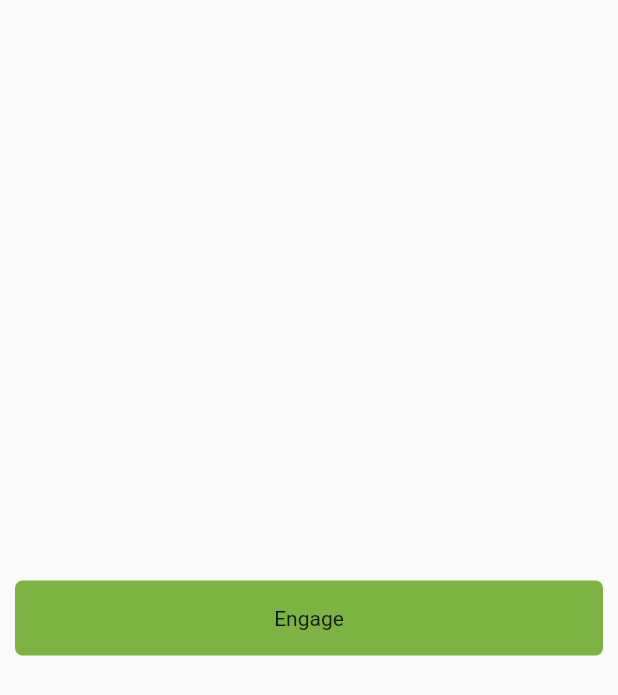
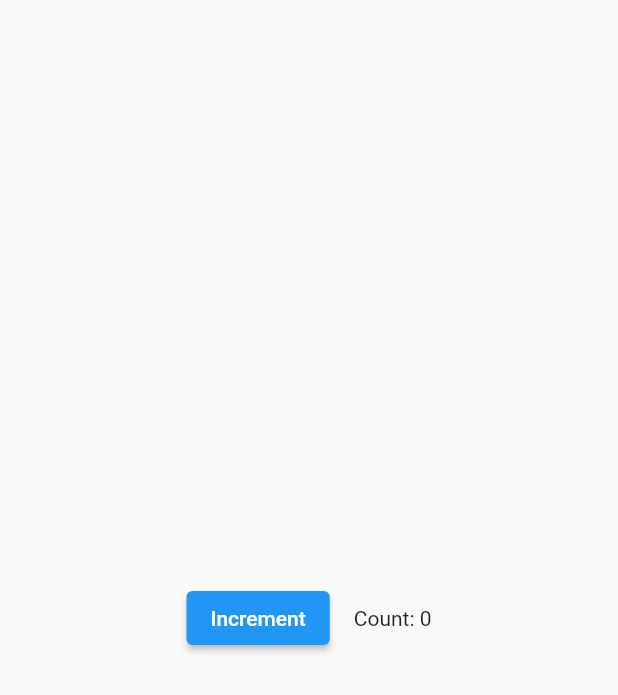
Before and after one commit to felixx97/Button_flutter, a Flutter app: the screen it shows after launch, on a phone screen of 412 x 824 dp. Shown: the top 695 px of the screen. Run offline on Flutter 3.47's test engine with Material 2 defaults, Android fonts, the phone set to English and light mode, and no system bars.

Commit message:
interação button

```diff
--- a/lib/main.dart
+++ b/lib/main.dart
@@ -1,26 +1,56 @@
 import 'package:flutter/material.dart';
 
-class MyButton extends StatelessWidget {
-  const MyButton({Key? key}) : super(key: key);
+class CounterDisplay extends StatelessWidget {
+  const CounterDisplay({required this.count, Key? key}) : super(key: key);
+
+  final int count;
 
   @override
   Widget build(BuildContext context) {
-    return GestureDetector(
-      onTap: () {
-        print('MyButton was tapped!');
-      },
-      child: Container(
-        height: 50.0,
-        padding: const EdgeInsets.all(8.0),
-        margin: const EdgeInsets.symmetric(horizontal: 10.0),
-        decoration: BoxDecoration(
-          borderRadius: BorderRadius.circular(5.0),
-          color: Colors.lightGreen[600],
-        ),
-        child: const Center(
-          child: Text('Engage'),
-        ),
-      ),
+    return Text('Count: $count');
+  }
+}
+
+class CounterIncrementor extends StatelessWidget {
+  const CounterIncrementor({required this.onPressed, Key? key})
+      : super(key: key);
+
+  final VoidCallback onPressed;
+
+  @override
+  Widget build(BuildContext context) {
+    return ElevatedButton(
+      onPressed: onPressed,
+      child: const Text('Increment'),
+    );
+  }
+}
+
+class Counter extends StatefulWidget {
+  const Counter({Key? key}) : super(key: key);
+
+  @override
+  _CounterState createState() => _CounterState();
+}
+
+class _CounterState extends State<Counter> {
+  int _counter = 0;
+
+  void _increment() {
+    setState(() {
+      ++_counter;
+    });
+  }
+
+  @override
+  Widget build(BuildContext context) {
+    return Row(
+      mainAxisAlignment: MainAxisAlignment.center,
+      children: <Widget>[
+        CounterIncrementor(onPressed: _increment),
+        const SizedBox(width: 16),
+        CounterDisplay(count: _counter),
+      ],
     );
   }
 }
@@ -30,7 +60,7 @@ void main() {
     const MaterialApp(
       home: Scaffold(
         body: Center(
-          child: MyButton(),
+          child: Counter(),
         ),
       ),
     ),
```
